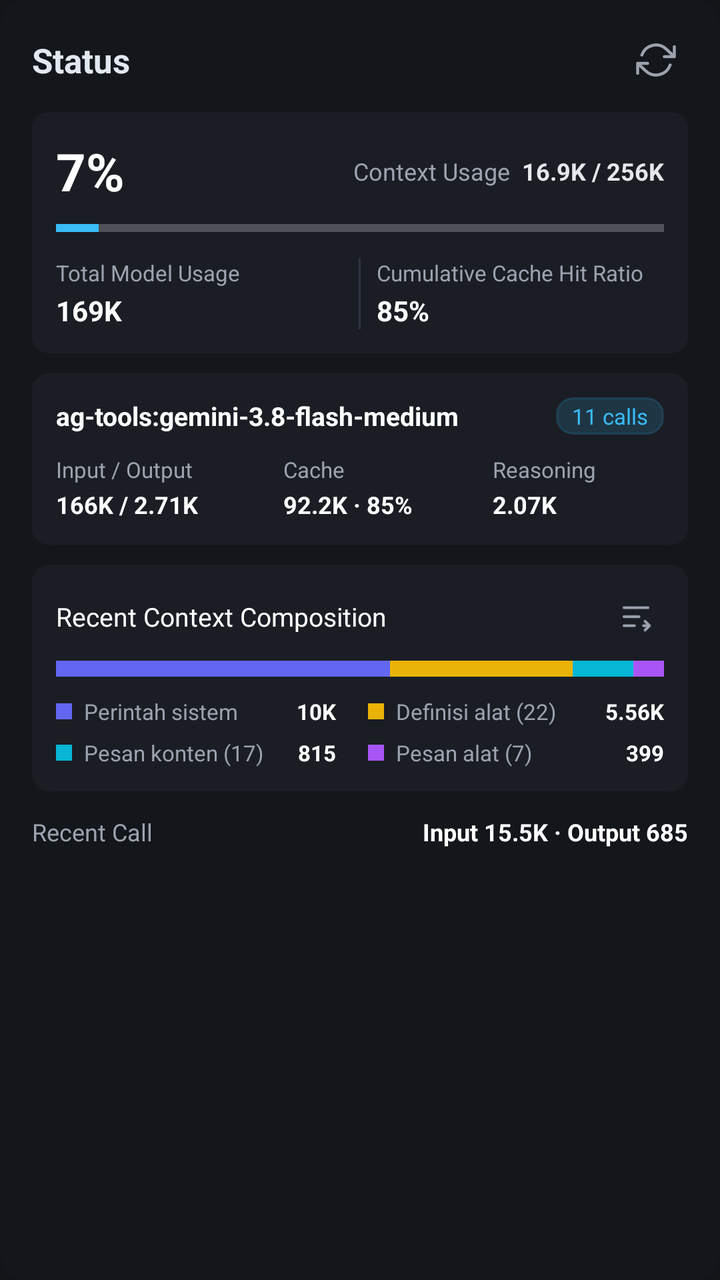
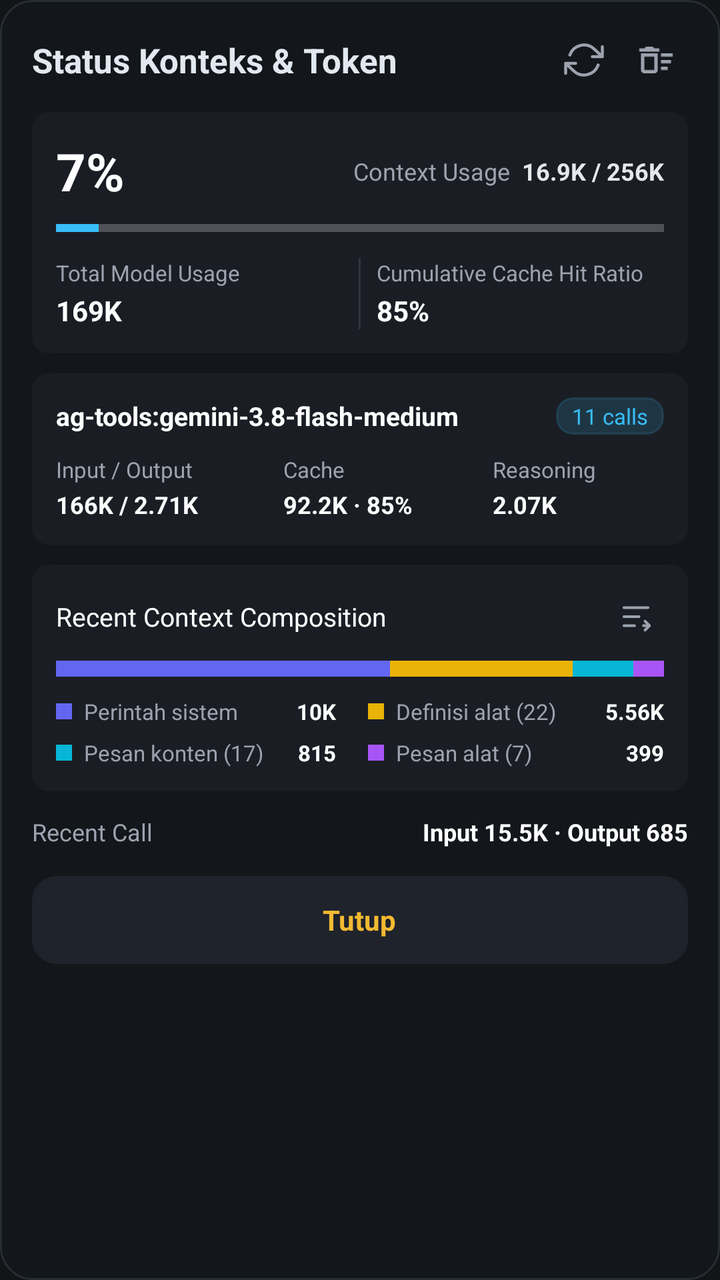

The first picture is an Android layout as it rendered before a commit; the second is the same layout after the commit. The layout source and the unified diff follow.
<!-- AndroidManifest.xml: application theme Theme.MollyAgent -->
<!-- res/layout/dialog_context_usage_status.xml -->
<?xml version="1.0" encoding="utf-8"?>
<LinearLayout xmlns:android="http://schemas.android.com/apk/res/android"
    android:layout_width="match_parent"
    android:layout_height="wrap_content"
    android:background="@drawable/bg_tool_call_card"
    android:backgroundTint="#13161A"
    android:orientation="vertical"
    android:paddingHorizontal="16dp"
    android:paddingTop="14dp"
    android:paddingBottom="18dp">

    
    <LinearLayout
        android:layout_width="match_parent"
        android:layout_height="wrap_content"
        android:gravity="center_vertical"
        android:orientation="horizontal">

        <TextView
            android:layout_width="0dp"
            android:layout_height="wrap_content"
            android:layout_weight="1"
            android:text="Status"
            android:textColor="#E2E8F0"
            android:textSize="17sp"
            android:textStyle="bold" />

        <ProgressBar
            android:id="@+id/pbStatusRefreshing"
            style="?android:attr/progressBarStyleSmall"
            android:layout_width="18dp"
            android:layout_height="18dp"
            android:indeterminateTint="@color/primary_gold"
            android:visibility="gone" />

        <ImageView
            android:id="@+id/btnRefreshStatus"
            android:layout_width="32dp"
            android:layout_height="32dp"
            android:background="?selectableItemBackgroundBorderless"
            android:clickable="true"
            android:contentDescription="Refresh Status"
            android:focusable="true"
            android:padding="6dp"
            android:src="@drawable/ic_refresh" />
    </LinearLayout>

    <ScrollView
        android:layout_width="match_parent"
        android:layout_height="wrap_content"
        android:layout_marginTop="10dp"
        android:scrollbars="none">

        <LinearLayout
            android:layout_width="match_parent"
            android:layout_height="wrap_content"
            android:orientation="vertical">

            
            <LinearLayout
                android:layout_width="match_parent"
                android:layout_height="wrap_content"
                android:background="@drawable/bg_code_block"
                android:backgroundTint="#1A1E24"
                android:orientation="vertical"
                android:padding="12dp">

                
                <LinearLayout
                    android:layout_width="match_parent"
                    android:layout_height="wrap_content"
                    android:gravity="center_vertical"
                    android:orientation="horizontal">

                    <TextView
                        android:id="@+id/tvMainPercent"
                        android:layout_width="wrap_content"
                        android:layout_height="wrap_content"
                        android:text="7%"
                        android:textColor="#FFFFFF"
                        android:textSize="26sp"
                        android:textStyle="bold" />

                    <LinearLayout
                        android:layout_width="0dp"
                        android:layout_height="wrap_content"
                        android:layout_marginStart="12dp"
                        android:layout_weight="1"
                        android:gravity="end"
                        android:orientation="horizontal">

                        <TextView
                            android:layout_width="wrap_content"
                            android:layout_height="wrap_content"
                            android:text="Context Usage"
                            android:textColor="#9CA3AF"
                            android:textSize="12sp" />

                        <TextView
                            android:id="@+id/tvContextUsageRatio"
                            android:layout_width="wrap_content"
                            android:layout_height="wrap_content"
                            android:layout_marginStart="6dp"
                            android:text="16.9K / 256K"
                            android:textColor="#E5E7EB"
                            android:textSize="12sp"
                            android:textStyle="bold" />
                    </LinearLayout>
                </LinearLayout>

                
                <ProgressBar
                    android:id="@+id/pbContextUsage"
                    style="?android:attr/progressBarStyleHorizontal"
                    android:layout_width="match_parent"
                    android:layout_height="6dp"
                    android:layout_marginTop="8dp"
                    android:max="100"
                    android:progress="7"
                    android:progressTint="#38BDF8" />

                
                <LinearLayout
                    android:layout_width="match_parent"
                    android:layout_height="wrap_content"
                    android:layout_marginTop="12dp"
                    android:orientation="horizontal">

                    <LinearLayout
                        android:layout_width="0dp"
                        android:layout_height="wrap_content"
                        android:layout_weight="1"
                        android:orientation="vertical">

                        <TextView
                            android:layout_width="wrap_content"
                            android:layout_height="wrap_content"
                            android:text="Total Model Usage"
                            android:textColor="#9CA3AF"
                            android:textSize="11sp" />

                        <TextView
                            android:id="@+id/tvTotalModelUsage"
                            android:layout_width="wrap_content"
                            android:layout_height="wrap_content"
                            android:layout_marginTop="2dp"
                            android:text="169K"
                            android:textColor="#FFFFFF"
                            android:textSize="14sp"
                            android:textStyle="bold" />
                    </LinearLayout>

                    <View
                        android:layout_width="1dp"
                        android:layout_height="match_parent"
                        android:layout_marginHorizontal="8dp"
                        android:background="#2E3440" />

                    <LinearLayout
                        android:layout_width="0dp"
                        android:layout_height="wrap_content"
                        android:layout_weight="1"
                        android:orientation="vertical">

                        <TextView
                            android:layout_width="wrap_content"
                            android:layout_height="wrap_content"
                            android:text="Cumulative Cache Hit Ratio"
                            android:textColor="#9CA3AF"
                            android:textSize="11sp" />

                        <TextView
                            android:id="@+id/tvCacheHitRatio"
                            android:layout_width="wrap_content"
                            android:layout_height="wrap_content"
                            android:layout_marginTop="2dp"
                            android:text="85%"
                            android:textColor="#FFFFFF"
                            android:textSize="14sp"
                            android:textStyle="bold" />
                    </LinearLayout>
                </LinearLayout>
            </LinearLayout>

            
            <LinearLayout
                android:layout_width="match_parent"
                android:layout_height="wrap_content"
                android:layout_marginTop="10dp"
                android:background="@drawable/bg_code_block"
                android:backgroundTint="#1A1E24"
                android:orientation="vertical"
                android:padding="12dp">

                
                <LinearLayout
                    android:layout_width="match_parent"
                    android:layout_height="wrap_content"
                    android:gravity="center_vertical"
                    android:orientation="horizontal">

                    <TextView
                        android:id="@+id/tvModelName"
                        android:layout_width="0dp"
                        android:layout_height="wrap_content"
                        android:layout_weight="1"
                        android:ellipsize="middle"
                        android:maxLines="1"
                        android:text="ag-tools:gemini-3.8-flash-medium"
                        android:textColor="#FFFFFF"
                        android:textSize="13sp"
                        android:textStyle="bold" />

                    <TextView
                        android:id="@+id/tvCallCount"
                        android:layout_width="wrap_content"
                        android:layout_height="wrap_content"
                        android:layout_marginStart="8dp"
                        android:background="@drawable/bg_action_pill"
                        android:backgroundTint="#2638BDF8"
                        android:paddingHorizontal="8dp"
                        android:paddingVertical="2dp"
                        android:text="11 calls"
                        android:textColor="#38BDF8"
                        android:textSize="11sp" />
                </LinearLayout>

                
                <LinearLayout
                    android:layout_width="match_parent"
                    android:layout_height="wrap_content"
                    android:layout_marginTop="10dp"
                    android:orientation="horizontal">

                    <LinearLayout
                        android:layout_width="0dp"
                        android:layout_height="wrap_content"
                        android:layout_weight="1.2"
                        android:orientation="vertical">

                        <TextView
                            android:layout_width="wrap_content"
                            android:layout_height="wrap_content"
                            android:text="Input / Output"
                            android:textColor="#9CA3AF"
                            android:textSize="11sp" />

                        <TextView
                            android:id="@+id/tvInputOutput"
                            android:layout_width="wrap_content"
                            android:layout_height="wrap_content"
                            android:layout_marginTop="2dp"
                            android:text="166K / 2.71K"
                            android:textColor="#FFFFFF"
                            android:textSize="12sp"
                            android:textStyle="bold" />
                    </LinearLayout>

                    <LinearLayout
                        android:layout_width="0dp"
                        android:layout_height="wrap_content"
                        android:layout_weight="1.1"
                        android:orientation="vertical">

                        <TextView
                            android:layout_width="wrap_content"
                            android:layout_height="wrap_content"
                            android:text="Cache"
                            android:textColor="#9CA3AF"
                            android:textSize="11sp" />

                        <TextView
                            android:id="@+id/tvCacheStats"
                            android:layout_width="wrap_content"
                            android:layout_height="wrap_content"
                            android:layout_marginTop="2dp"
                            android:text="92.2K · 85%"
                            android:textColor="#FFFFFF"
                            android:textSize="12sp"
                            android:textStyle="bold" />
                    </LinearLayout>

                    <LinearLayout
                        android:layout_width="0dp"
                        android:layout_height="wrap_content"
                        android:layout_weight="0.9"
                        android:orientation="vertical">

                        <TextView
                            android:layout_width="wrap_content"
                            android:layout_height="wrap_content"
                            android:text="Reasoning"
                            android:textColor="#9CA3AF"
                            android:textSize="11sp" />

                        <TextView
                            android:id="@+id/tvReasoningStats"
                            android:layout_width="wrap_content"
                            android:layout_height="wrap_content"
                            android:layout_marginTop="2dp"
                            android:text="2.07K"
                            android:textColor="#FFFFFF"
                            android:textSize="12sp"
                            android:textStyle="bold" />
                    </LinearLayout>
                </LinearLayout>
            </LinearLayout>

            
            <LinearLayout
                android:layout_width="match_parent"
                android:layout_height="wrap_content"
                android:layout_marginTop="10dp"
                android:background="@drawable/bg_code_block"
                android:backgroundTint="#1A1E24"
                android:orientation="vertical"
                android:padding="12dp">

                
                <LinearLayout
                    android:layout_width="match_parent"
                    android:layout_height="wrap_content"
                    android:gravity="center_vertical"
                    android:orientation="horizontal">

                    <TextView
                        android:layout_width="0dp"
                        android:layout_height="wrap_content"
                        android:layout_weight="1"
                        android:text="Recent Context Composition"
                        android:textColor="#FFFFFF"
                        android:textSize="13sp"
                        android:textStyle="normal" />

                    <ImageView
                        android:id="@+id/btnCompressContext"
                        android:layout_width="28dp"
                        android:layout_height="28dp"
                        android:background="?selectableItemBackgroundBorderless"
                        android:clickable="true"
                        android:contentDescription="Kompres Konteks"
                        android:focusable="true"
                        android:padding="5dp"
                        android:src="@drawable/ic_compress" />
                </LinearLayout>

                
                <LinearLayout
                    android:id="@+id/llCompositionBar"
                    android:layout_width="match_parent"
                    android:layout_height="8dp"
                    android:layout_marginTop="8dp"
                    android:background="#2E3440"
                    android:orientation="horizontal">

                    <View
                        android:id="@+id/segSystem"
                        android:layout_width="0dp"
                        android:layout_height="match_parent"
                        android:layout_weight="55"
                        android:background="#6366F1" />

                    <View
                        android:id="@+id/segTools"
                        android:layout_width="0dp"
                        android:layout_height="match_parent"
                        android:layout_weight="30"
                        android:background="#EAB308" />

                    <View
                        android:id="@+id/segContent"
                        android:layout_width="0dp"
                        android:layout_height="match_parent"
                        android:layout_weight="10"
                        android:background="#06B6D4" />

                    <View
                        android:id="@+id/segToolMsg"
                        android:layout_width="0dp"
                        android:layout_height="match_parent"
                        android:layout_weight="5"
                        android:background="#A855F7" />
                </LinearLayout>

                
                <LinearLayout
                    android:layout_width="match_parent"
                    android:layout_height="wrap_content"
                    android:layout_marginTop="10dp"
                    android:orientation="vertical">

                    
                    <LinearLayout
                        android:layout_width="match_parent"
                        android:layout_height="wrap_content"
                        android:orientation="horizontal">

                        <LinearLayout
                            android:layout_width="0dp"
                            android:layout_height="wrap_content"
                            android:layout_weight="1"
                            android:gravity="center_vertical"
                            android:orientation="horizontal">

                            <View
                                android:layout_width="8dp"
                                android:layout_height="8dp"
                                android:background="#6366F1" />

                            <TextView
                                android:layout_width="wrap_content"
                                android:layout_height="wrap_content"
                                android:layout_marginStart="6dp"
                                android:text="Perintah sistem"
                                android:textColor="#9CA3AF"
                                android:textSize="11sp" />

                            <TextView
                                android:id="@+id/tvSystemTokens"
                                android:layout_width="0dp"
                                android:layout_height="wrap_content"
                                android:layout_marginEnd="8dp"
                                android:layout_weight="1"
                                android:gravity="end"
                                android:text="10K"
                                android:textColor="#FFFFFF"
                                android:textSize="11sp"
                                android:textStyle="bold" />
                        </LinearLayout>

                        <LinearLayout
                            android:layout_width="0dp"
                            android:layout_height="wrap_content"
                            android:layout_marginStart="8dp"
                            android:layout_weight="1"
                            android:gravity="center_vertical"
                            android:orientation="horizontal">

                            <View
                                android:layout_width="8dp"
                                android:layout_height="8dp"
                                android:background="#EAB308" />

                            <TextView
                                android:id="@+id/tvToolsCountLabel"
                                android:layout_width="wrap_content"
                                android:layout_height="wrap_content"
                                android:layout_marginStart="6dp"
                                android:text="Definisi alat (22)"
                                android:textColor="#9CA3AF"
                                android:textSize="11sp" />

                            <TextView
                                android:id="@+id/tvToolsTokens"
                                android:layout_width="0dp"
                                android:layout_height="wrap_content"
                                android:layout_weight="1"
                                android:gravity="end"
                                android:text="5.56K"
                                android:textColor="#FFFFFF"
                                android:textSize="11sp"
                                android:textStyle="bold" />
                        </LinearLayout>
                    </LinearLayout>

                    
                    <LinearLayout
                        android:layout_width="match_parent"
                        android:layout_height="wrap_content"
                        android:layout_marginTop="6dp"
                        android:orientation="horizontal">

                        <LinearLayout
                            android:layout_width="0dp"
                            android:layout_height="wrap_content"
                            android:layout_weight="1"
                            android:gravity="center_vertical"
                            android:orientation="horizontal">

                            <View
                                android:layout_width="8dp"
                                android:layout_height="8dp"
                                android:background="#06B6D4" />

                            <TextView
                                android:id="@+id/tvContentCountLabel"
                                android:layout_width="wrap_content"
                                android:layout_height="wrap_content"
                                android:layout_marginStart="6dp"
                                android:text="Pesan konten (17)"
                                android:textColor="#9CA3AF"
                                android:textSize="11sp" />

                            <TextView
                                android:id="@+id/tvContentTokens"
                                android:layout_width="0dp"
                                android:layout_height="wrap_content"
                                android:layout_marginEnd="8dp"
                                android:layout_weight="1"
                                android:gravity="end"
                                android:text="815"
                                android:textColor="#FFFFFF"
                                android:textSize="11sp"
                                android:textStyle="bold" />
                        </LinearLayout>

                        <LinearLayout
                            android:layout_width="0dp"
                            android:layout_height="wrap_content"
                            android:layout_marginStart="8dp"
                            android:layout_weight="1"
                            android:gravity="center_vertical"
                            android:orientation="horizontal">

                            <View
                                android:layout_width="8dp"
                                android:layout_height="8dp"
                                android:background="#A855F7" />

                            <TextView
                                android:id="@+id/tvToolMsgCountLabel"
                                android:layout_width="wrap_content"
                                android:layout_height="wrap_content"
                                android:layout_marginStart="6dp"
                                android:text="Pesan alat (7)"
                                android:textColor="#9CA3AF"
                                android:textSize="11sp" />

                            <TextView
                                android:id="@+id/tvToolMsgTokens"
                                android:layout_width="0dp"
                                android:layout_height="wrap_content"
                                android:layout_weight="1"
                                android:gravity="end"
                                android:text="399"
                                android:textColor="#FFFFFF"
                                android:textSize="11sp"
                                android:textStyle="bold" />
                        </LinearLayout>
                    </LinearLayout>
                </LinearLayout>
            </LinearLayout>

            
            <LinearLayout
                android:layout_width="match_parent"
                android:layout_height="wrap_content"
                android:layout_marginTop="12dp"
                android:gravity="center_vertical"
                android:orientation="horizontal">

                <TextView
                    android:layout_width="0dp"
                    android:layout_height="wrap_content"
                    android:layout_weight="1"
                    android:text="Recent Call"
                    android:textColor="#9CA3AF"
                    android:textSize="12sp" />

                <TextView
                    android:id="@+id/tvRecentCallTokens"
                    android:layout_width="wrap_content"
                    android:layout_height="wrap_content"
                    android:text="Input 15.5K · Output 685"
                    android:textColor="#FFFFFF"
                    android:textSize="12sp"
                    android:textStyle="bold" />
            </LinearLayout>

        </LinearLayout>
    </ScrollView>

</LinearLayout>
<!-- resources referenced by this layout -->
<resources>
  <color name="primary_gold">#F3BA32</color>
  <!-- drawable bg_action_pill (drawable) -->
  <?xml version="1.0" encoding="utf-8"?>
  <shape xmlns:android="http://schemas.android.com/apk/res/android"
      android:shape="rectangle">
      <solid android:color="#242830" />
      <stroke
          android:width="1dp"
          android:color="#363C48" />
      <corners android:radius="8dp" />
      <padding
          android:bottom="5dp"
          android:left="9dp"
          android:right="9dp"
          android:top="5dp" />
  </shape>
  <!-- drawable bg_code_block (drawable) -->
  <?xml version="1.0" encoding="utf-8"?>
  <shape xmlns:android="http://schemas.android.com/apk/res/android"
      android:shape="rectangle">
      <solid android:color="#0D0E11" />
      <corners android:radius="8dp" />
      <stroke
          android:width="1dp"
          android:color="#26292E" />
  </shape>
  <!-- drawable bg_tool_call_card (drawable) -->
  <?xml version="1.0" encoding="utf-8"?>
  <shape xmlns:android="http://schemas.android.com/apk/res/android"
      android:shape="rectangle">
      <solid android:color="#1A1D21" />
      <corners android:radius="12dp" />
      <stroke
          android:width="1dp"
          android:color="#2D3136" />
  </shape>
  <!-- drawable ic_compress (drawable) -->
  <vector xmlns:android="http://schemas.android.com/apk/res/android"
      android:width="16dp"
      android:height="16dp"
      android:viewportWidth="24"
      android:viewportHeight="24">
      <path
          android:fillColor="#00000000"
          android:strokeColor="#9CA3AF"
          android:strokeWidth="1.8"
          android:strokeLineCap="round"
          android:strokeLineJoin="round"
          android:pathData="M4 6h16M4 12h10M4 18h7M18 15l3 3-3 3M21 18h-4" />
  </vector>
  <!-- drawable ic_refresh (drawable) -->
  <vector xmlns:android="http://schemas.android.com/apk/res/android"
      android:width="18dp"
      android:height="18dp"
      android:viewportWidth="24"
      android:viewportHeight="24">
      <path
          android:fillColor="#00000000"
          android:strokeColor="#9CA3AF"
          android:strokeWidth="1.8"
          android:strokeLineCap="round"
          android:strokeLineJoin="round"
          android:pathData="M23 4v6h-6M1 20v-6h6M3.51 9a9 9 0 0 1 14.85-3.36L23 10M1 14l4.64 4.36A9 9 0 0 0 20.49 15" />
  </vector>
  <style name="Theme.MollyAgent" parent="Theme.Material3.Dark.NoActionBar">
          <item name="colorPrimary">@color/primary_gold</item>
          <item name="colorPrimaryDark">@color/primary_gold_dark</item>
          <item name="colorSecondary">@color/primary_gold</item>
          <item name="android:windowBackground">@color/bg_dark</item>
          <item name="android:statusBarColor">@color/bg_dark</item>
          <item name="android:navigationBarColor">@color/bg_dark</item>
      </style>
  <color name="primary_gold_dark">#E2AB28</color>
  <color name="bg_dark">#121417</color>
</resources>

<!-- the commit's change to res/layout/dialog_context_usage_status.xml (unified diff, before → after) -->
@@ -2,12 +2,11 @@
 <LinearLayout xmlns:android="http://schemas.android.com/apk/res/android"
     android:layout_width="match_parent"
     android:layout_height="wrap_content"
-    android:background="@drawable/bg_tool_call_card"
-    android:backgroundTint="#13161A"
+    android:background="@drawable/bg_sheet_dialog"
     android:orientation="vertical"
     android:paddingHorizontal="16dp"
     android:paddingTop="14dp"
-    android:paddingBottom="18dp">
+    android:paddingBottom="16dp">
 
     
     <LinearLayout
@@ -20,7 +19,7 @@
             android:layout_width="0dp"
             android:layout_height="wrap_content"
             android:layout_weight="1"
-            android:text="Status"
+            android:text="Status Konteks &amp; Token"
             android:textColor="#E2E8F0"
             android:textSize="17sp"
             android:textStyle="bold" />
@@ -43,6 +42,19 @@
             android:focusable="true"
             android:padding="6dp"
             android:src="@drawable/ic_refresh" />
+
+        <ImageView
+            android:id="@+id/btnCloseContextStatus"
+            android:layout_width="32dp"
+            android:layout_height="32dp"
+            android:layout_marginStart="4dp"
+            android:background="?selectableItemBackgroundBorderless"
+            android:clickable="true"
+            android:contentDescription="Tutup"
+            android:focusable="true"
+            android:padding="6dp"
+            android:src="@drawable/ic_clear"
+            android:tint="#9CA3AF" />
     </LinearLayout>
 
     <ScrollView
@@ -570,4 +582,25 @@
         </LinearLayout>
     </ScrollView>
 
+    
+    <LinearLayout
+        android:id="@+id/btnCloseContextBottom"
+        android:layout_width="match_parent"
+        android:layout_height="44dp"
+        android:layout_marginTop="14dp"
+        android:background="@drawable/bg_tool_call_card"
+        android:backgroundTint="#1F232B"
+        android:clickable="true"
+        android:focusable="true"
+        android:gravity="center">
+
+        <TextView
+            android:layout_width="wrap_content"
+            android:layout_height="wrap_content"
+            android:text="Tutup"
+            android:textColor="@color/primary_gold"
+            android:textSize="14sp"
+            android:textStyle="bold" />
+    </LinearLayout>
+
 </LinearLayout>
<!-- resource entries referenced after the edit -->
@@ -26,6 +26,16 @@
           android:width="1dp"
           android:color="#26292E" />
   </shape>
+  <!-- drawable bg_sheet_dialog (drawable) -->
+  <?xml version="1.0" encoding="utf-8"?>
+  <shape xmlns:android="http://schemas.android.com/apk/res/android"
+      android:shape="rectangle">
+      <solid android:color="#13161A" />
+      <corners android:radius="16dp" />
+      <stroke
+          android:width="1dp"
+          android:color="#262D35" />
+  </shape>
   <!-- drawable bg_tool_call_card (drawable) -->
   <?xml version="1.0" encoding="utf-8"?>
   <shape xmlns:android="http://schemas.android.com/apk/res/android"
@@ -36,6 +46,16 @@
           android:width="1dp"
           android:color="#2D3136" />
   </shape>
+  <!-- drawable ic_clear (drawable) -->
+  <vector xmlns:android="http://schemas.android.com/apk/res/android"
+      android:width="24dp"
+      android:height="24dp"
+      android:viewportWidth="24"
+      android:viewportHeight="24">
+      <path
+          android:fillColor="#F5F7F7"
+          android:pathData="M15,16h4v2h-4zm0,-8h7v2h-7zm0,4h6v2h-6zM3,18c0,1.1 0.9,2 2,2h6c1.1,0 2,-0.9 2,-2V8H3v10zm2,-8h6v8H5v-8zm5,-6H6L5,5H2v2h12V5h-3z" />
+  </vector>
   <!-- drawable ic_compress (drawable) -->
   <vector xmlns:android="http://schemas.android.com/apk/res/android"
       android:width="16dp"
